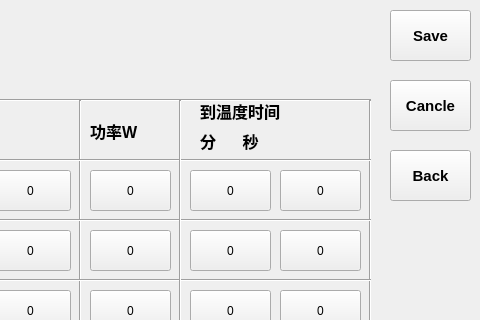
Qt form setting_5.ui (wanghao-xznu/untitled2) before a commit; both pictures show x 320 to 800 and y 0 to 320 of the 800 by 480 pixel window.
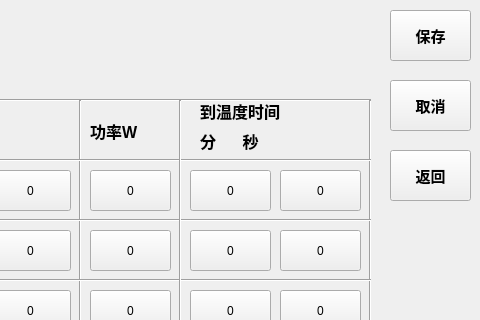
The same form after that commit.

Commit message: save back cancle to 保存 返回 取消

```diff
--- a/setting_5.ui
+++ b/setting_5.ui
@@ -102,7 +102,7 @@
     </font>
    </property>
    <property name="text">
-    <string>Save</string>
+    <string>保存</string>
    </property>
   </widget>
   <widget class="QPushButton" name="pushButton_15">
@@ -873,7 +873,7 @@
     </font>
    </property>
    <property name="text">
-    <string>Back</string>
+    <string>返回</string>
    </property>
   </widget>
   <widget class="QPushButton" name="pushButton_32">
@@ -893,7 +893,7 @@
     </font>
    </property>
    <property name="text">
-    <string>Cancle</string>
+    <string>取消</string>
    </property>
   </widget>
  </widget>
```
The commit also changes 4 other files.
